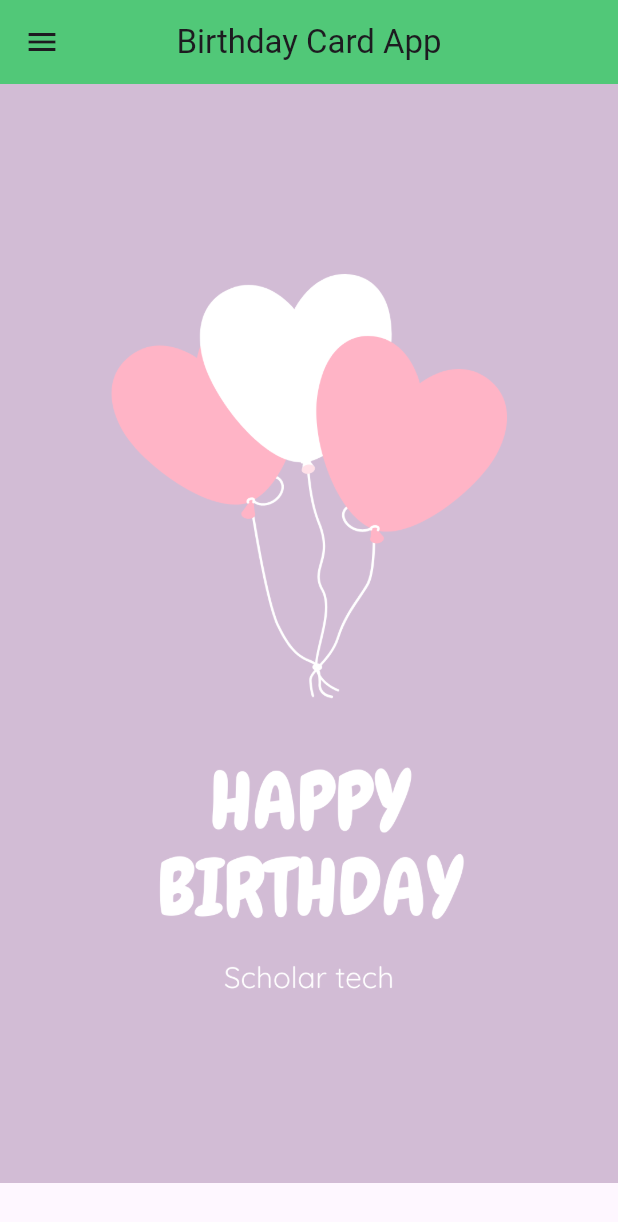
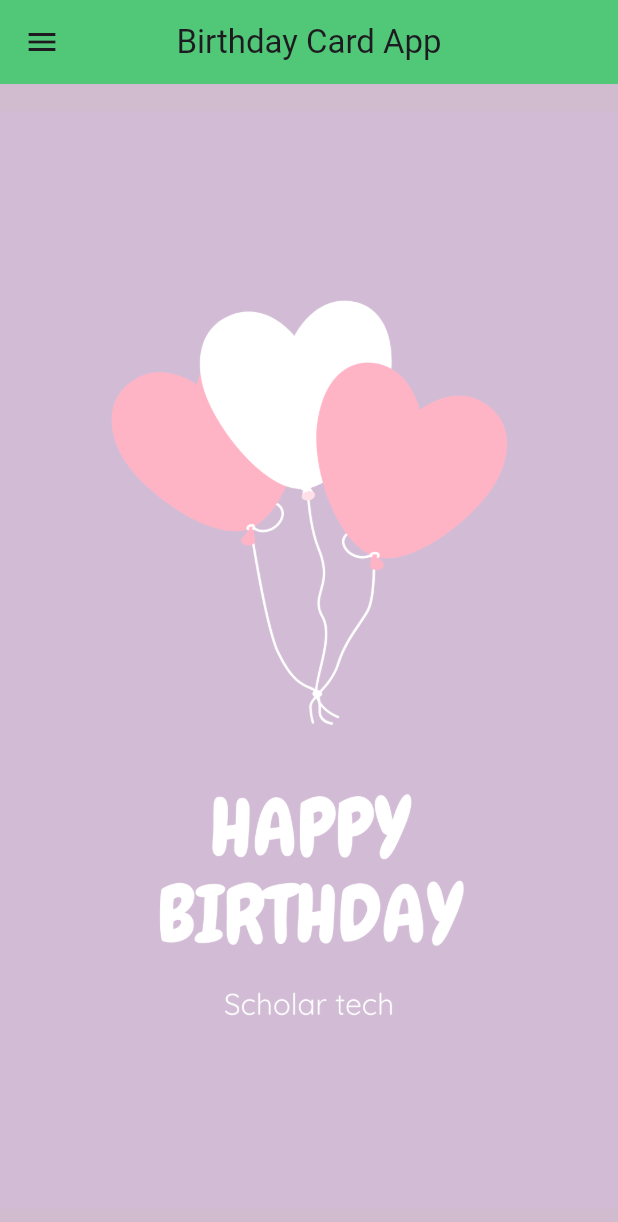
Before and after one commit to ZiadMysara/Flutter_Small_Projects_2, a Flutter app: the screen it shows after launch, on a phone screen of 412 x 824 dp. Shown: the top 1222 px of the screen. Run offline on Flutter 3.47's test engine with Material 3 defaults, Android fonts, the phone set to English and light mode, and no system bars.

Commit message:
finsh Birthday Card App

```diff
--- a/birthday_card_app/lib/main.dart
+++ b/birthday_card_app/lib/main.dart
@@ -21,6 +21,7 @@ class BirthdayCardApp extends StatelessWidget {
   @override
   Widget build(BuildContext context) {
     return Scaffold(
+      backgroundColor: Color(0xFFD1BBCE),
       appBar: AppBar(
         //icon
         leading: const Icon(Icons.menu),
@@ -29,7 +30,7 @@ class BirthdayCardApp extends StatelessWidget {
         title: const Text('Birthday Card App'),
         centerTitle: true,
       ),
-      body: const Image(image: AssetImage('assets/img/image.png')),
+      body: const Center(child: Image(image: AssetImage('assets/img/image.png'))),
     );
   }
 }
```
